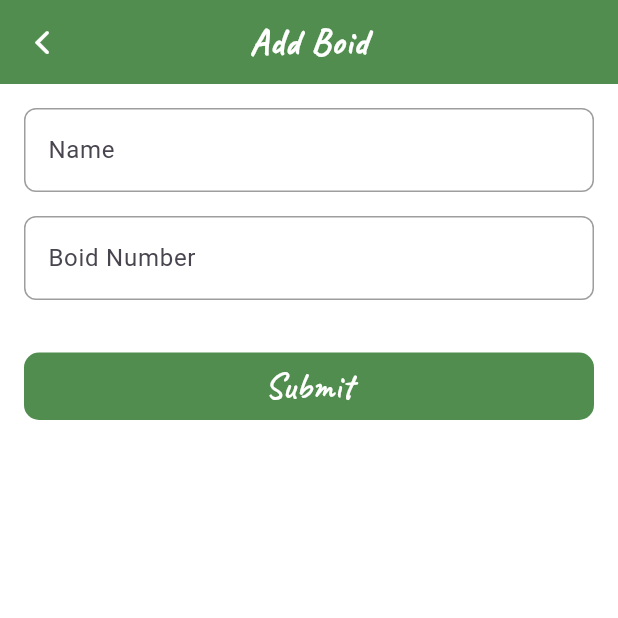
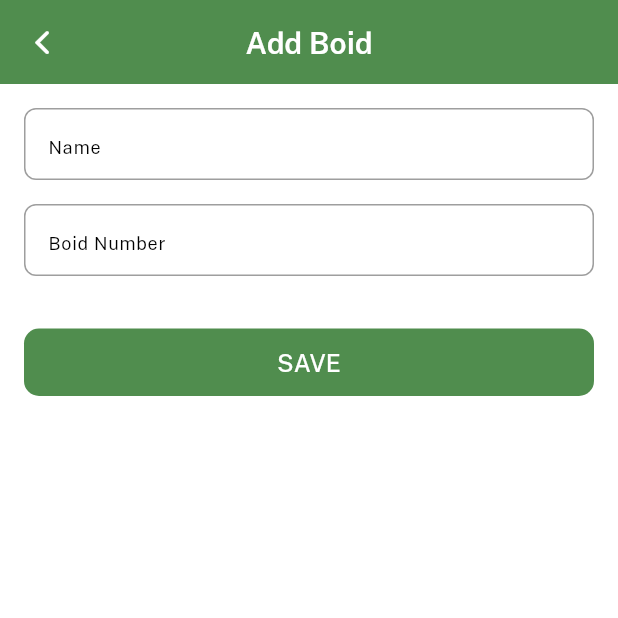
Before and after one commit to sushantmzjn/ipo_check, a Flutter app: the AddBoidView screen opened directly, on a phone screen of 412 x 824 dp, the top half of it. Run offline on Flutter 3.47's test engine with Material 3 defaults, Android fonts, the phone set to English and light mode, and no system bars; our stand-ins replace flutter_riverpod, flutter_screenutil, flutter_slidable, fluttertoast, hive_flutter, webview_flutter; missing offline and left inert: form_validation; accounts and stored records are empty.

Commit message:
minor_ui_changes

```diff
--- a/lib/constant/font_styles.dart
+++ b/lib/constant/font_styles.dart
@@ -4,6 +4,9 @@ class FontStyles {
   static const caveat = 'Caveat';
   static const caveatSemibold = 'Caveat-SemiBold';
   static const indieFlower = 'IndieFlower';
+  static const publicSans = 'PublicSans-Regular';
+  static const publicSans_semiBold = 'PublicSans-SemiBold';
+  static const publicSans_Medium = 'PublicSans-Medium';
 
   static const mediumBold = FontWeight.w500;
   static const medium600 = FontWeight.w600;
--- a/lib/constant/text_styles.dart
+++ b/lib/constant/text_styles.dart
@@ -17,10 +17,9 @@ class FontSizes {
 
 class TextStyles {
   static TextStyle appBarStyle = TextStyle(
-      fontFamily: FontStyles.caveat,
-      fontSize: 24.sp,
-      fontWeight: FontWeight.bold,
-      letterSpacing: 1.0);
+    fontFamily: FontStyles.publicSans_semiBold,
+    fontSize: 20.sp,
+  );
   static TextStyle formTxtStyle = TextStyle(
     fontFamily: FontStyles.caveat,
     fontSize: 14.sp,
@@ -43,12 +42,11 @@ class TextStyles {
     fontWeight: FontWeight.bold,
   );
   static TextStyle cardTextStyle = TextStyle(
-      fontSize: 20.sp,
-      fontFamily: FontStyles.caveat,
-      fontWeight: FontWeight.bold);
+    fontSize: 18.sp,
+    fontFamily: FontStyles.publicSans_Medium,
+  );
 
-  static TextStyle subtitleTextStyle = TextStyle(
-      fontSize: 18.sp,
-      fontFamily: FontStyles.caveat,
-      fontWeight: FontWeight.normal);
+  static TextStyle subtitleTextStyle = const TextStyle(
+    fontFamily: FontStyles.publicSans,
+  );
 }
--- a/lib/constant/widgets/custom_textform.dart
+++ b/lib/constant/widgets/custom_textform.dart
@@ -1,4 +1,5 @@
 import 'package:firebase_auth/constant/colors.dart';
+import 'package:firebase_auth/constant/font_styles.dart';
 import 'package:flutter/material.dart';
 import 'package:flutter_screenutil/flutter_screenutil.dart';
 
@@ -23,8 +24,19 @@ class CustomTextform extends StatelessWidget {
       keyboardType: keyboardType,
       textInputAction: textInputAction,
       validator: validator,
+      cursorRadius: Radius.circular(12.r),
+      cursorOpacityAnimates: true,
+      cursorColor: primaryColor,
+      style: const TextStyle(
+        fontFamily: FontStyles.publicSans,
+      ),
       decoration: InputDecoration(
+        contentPadding: EdgeInsets.symmetric(vertical: 0.h, horizontal: 12.w),
         hintText: hintText,
+        hintStyle:
+            TextStyle(fontFamily: FontStyles.publicSans, fontSize: 12.sp),
+        errorStyle:
+            TextStyle(fontFamily: FontStyles.publicSans, fontSize: 12.sp),
         border: OutlineInputBorder(
           borderRadius: BorderRadius.circular(8.r),
         ),
--- a/lib/view/boid/add_boid_view.dart
+++ b/lib/view/boid/add_boid_view.dart
@@ -96,11 +96,12 @@ class _AddBoidViewState extends ConsumerState<AddBoidView> {
                     color: primaryColor,
                   ),
                   child: Text(
-                    'Submit',
+                    'SAVE',
                     style: TextStyle(
-                        fontSize: 24.sp,
-                        color: whiteColor,
-                        fontFamily: FontStyles.caveatSemibold),
+                      fontSize: 16.sp,
+                      color: whiteColor,
+                      fontFamily: FontStyles.publicSans_Medium,
+                    ),
                   ),
                 ),
               )
```
Also changed, not shown: lib/main.dart (+3 -4 lines), lib/view/boid/boid_view.dart (+13 -11 lines), pubspec.yaml (+9 -0 lines), fonts/public_sans/PublicSans-Medium.otf (added), fonts/public_sans/PublicSans-Regular.otf (added), fonts/public_sans/PublicSans-SemiBold.otf (added).
